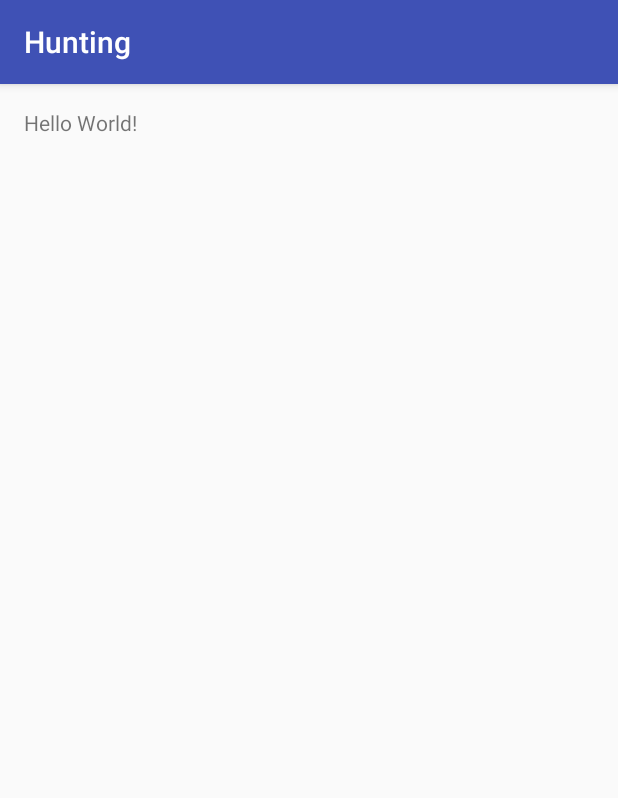
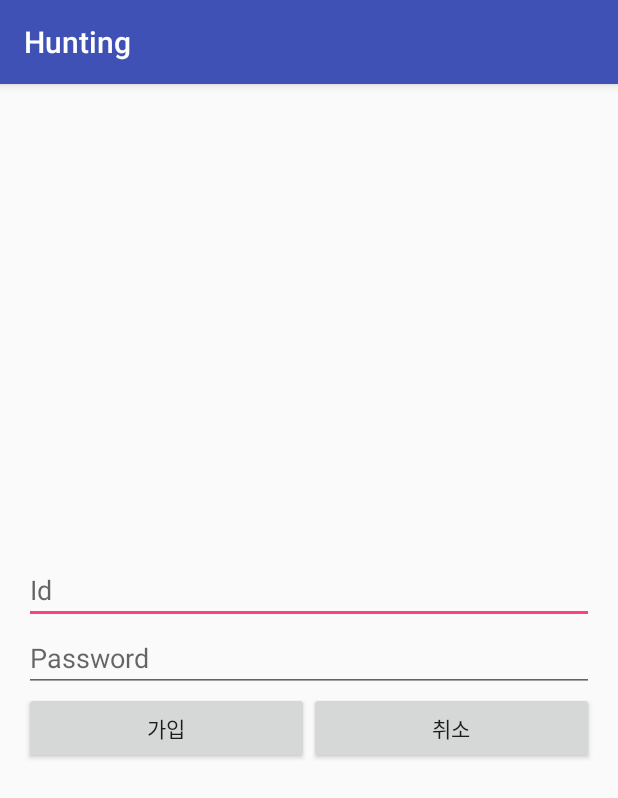
Before and after one commit to kisang0365/Hunting, an Android app: the RegisterAcitivty screen opened directly, with no data from a screen before it, on a phone screen of 412 x 824 dp. Shown: the top 798 px of the screen. Run offline under Robolectric (Android 15) with nearby library versions, the phone set to English and light mode, and no system bars.

Commit message:
basic layout

```diff
--- a/Hunting/app/src/main/java/com/example/administrator/hunting/MainActivity.java
+++ b/Hunting/app/src/main/java/com/example/administrator/hunting/MainActivity.java
@@ -9,5 +9,8 @@ public class MainActivity extends AppCompatActivity {
     protected void onCreate(Bundle savedInstanceState) {
         super.onCreate(savedInstanceState);
         setContentView(R.layout.activity_main);
+
+
+
     }
 }
--- a/Hunting/app/src/main/java/com/example/administrator/hunting/RegisterAcitivty.java
+++ b/Hunting/app/src/main/java/com/example/administrator/hunting/RegisterAcitivty.java
@@ -2,6 +2,10 @@ package com.example.administrator.hunting;
 
 import android.os.Bundle;
 import android.support.v7.app.AppCompatActivity;
+import android.view.View;
+import android.widget.Button;
+import android.widget.EditText;
+import android.widget.Toast;
 
 
 /**
@@ -10,19 +14,26 @@ import android.support.v7.app.AppCompatActivity;
 
 public class RegisterAcitivty extends AppCompatActivity{
 
-
-
-
-
-
+    EditText et_id;
+    EditText et_password;
 
     @Override
     protected void onCreate(Bundle savedInstanceState) {
         super.onCreate(savedInstanceState);
-        setContentView(R.layout.activity_main);
+        setContentView(R.layout.activity_register);
 
+        et_id = (EditText) findViewById(R.id.et_register_id);
+        et_password = (EditText) findViewById(R.id.et_register_password);
 
-
+        Button btn_regist = (Button) findViewById(R.id.btn_register_done);
+        btn_regist.setOnClickListener(mRegisterListener);
     }
 
+    Button.OnClickListener mRegisterListener = new View.OnClickListener() {
+        public void onClick(View v) {
+            //입장하기 클릭시 DB에서 phoneNum잇나 확인
+            Toast toast = Toast.makeText(getApplicationContext(), et_id.getText().toString() + "pass : " + et_password.getText().toString(), Toast.LENGTH_LONG);
+            toast.show();
+        }
+    };
 }
--- a/Hunting/app/src/main/res/layout/activity_register.xml
+++ b/Hunting/app/src/main/res/layout/activity_register.xml
@@ -1,6 +1,51 @@
 <?xml version="1.0" encoding="utf-8"?>
 <LinearLayout xmlns:android="http://schemas.android.com/apk/res/android"
-    android:orientation="vertical" android:layout_width="match_parent"
-    android:layout_height="match_parent">
+    xmlns:tools="http://schemas.android.com/tools"
+    android:orientation="vertical"
+    android:gravity="center"
+    android:layout_width="match_parent"
+    android:layout_height="match_parent"
+    android:paddingBottom="@dimen/activity_vertical_margin"
+    android:paddingLeft="@dimen/activity_horizontal_margin"
+    android:paddingRight="@dimen/activity_horizontal_margin"
+    android:paddingTop="@dimen/activity_vertical_margin">
+
+    <EditText
+        android:layout_width="match_parent"
+        android:layout_height="wrap_content"
+        android:inputType="text"
+        android:ems="10"
+        android:hint="Id"
+        android:id="@+id/et_register_id" />
+
+    <EditText
+        android:layout_width="match_parent"
+        android:layout_height="wrap_content"
+        android:inputType="textPassword"
+        android:ems="10"
+        android:hint="Password"
+        android:id="@+id/et_register_password" />
+
+    <LinearLayout
+        android:orientation="horizontal"
+        android:gravity="center"
+        android:layout_width="match_parent"
+        android:layout_height="wrap_content">
+
+        <Button
+            android:id="@+id/btn_register_done"
+            android:text="가입"
+            android:layout_weight="1"
+            android:layout_width="wrap_content"
+            android:layout_height="wrap_content" />
+
+        <Button
+            android:id="@+id/btn_register_cancel"
+            android:text="취소"
+            android:layout_weight="1"
+            android:layout_width="wrap_content"
+            android:layout_height="wrap_content" />
+
+    </LinearLayout>
 
 </LinearLayout>
```
Also changed, not shown: Hunting/app/src/main/java/com/example/administrator/hunting/LoginActivity.java (+9 -5 lines), Hunting/app/src/main/java/com/example/administrator/hunting/TestActivity.java (+22 -5 lines), Hunting/app/src/main/java/serve/activityServe.java (added, +12 -0 lines), Hunting/app/src/main/res/layout/activity_login.xml (+5 -5 lines), Hunting/app/src/main/res/layout/activity_test.xml (+8 -4 lines), Hunting/app/src/main/res/drawable/login.png (added).
